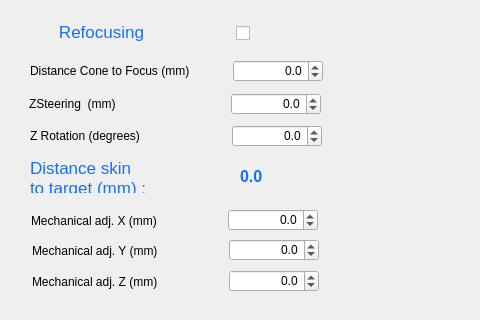
Old version of the form BabelBrain/Babel_H317/form.ui in the repository ProteusMRIgHIFU/BabelBrain; both pictures show x 0 to 480 and y 0 to 320 of the 1251 by 473 pixel window.
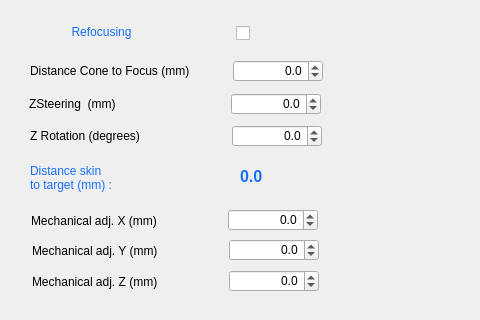
New version of the form.

Commit message:
it was back again big in windows...
I think if a font size is specified... it gets all wrecked

Diff of the .ui file:
```diff
--- a/BabelBrain/Babel_H317/form.ui
+++ b/BabelBrain/Babel_H317/form.ui
@@ -101,12 +101,6 @@
      <height>31</height>
     </rect>
    </property>
-   <property name="font">
-    <font>
-     <pointsize>13</pointsize>
-     <bold>false</bold>
-    </font>
-   </property>
    <property name="styleSheet">
     <string notr="true">color:rgb(22, 110, 255)</string>
    </property>
@@ -287,12 +281,6 @@
      <height>20</height>
     </rect>
    </property>
-   <property name="font">
-    <font>
-     <pointsize>13</pointsize>
-     <bold>false</bold>
-    </font>
-   </property>
    <property name="styleSheet">
     <string notr="true">color:rgb(22, 110, 255)</string>
    </property>
```
The commit also changes 5 other files.
